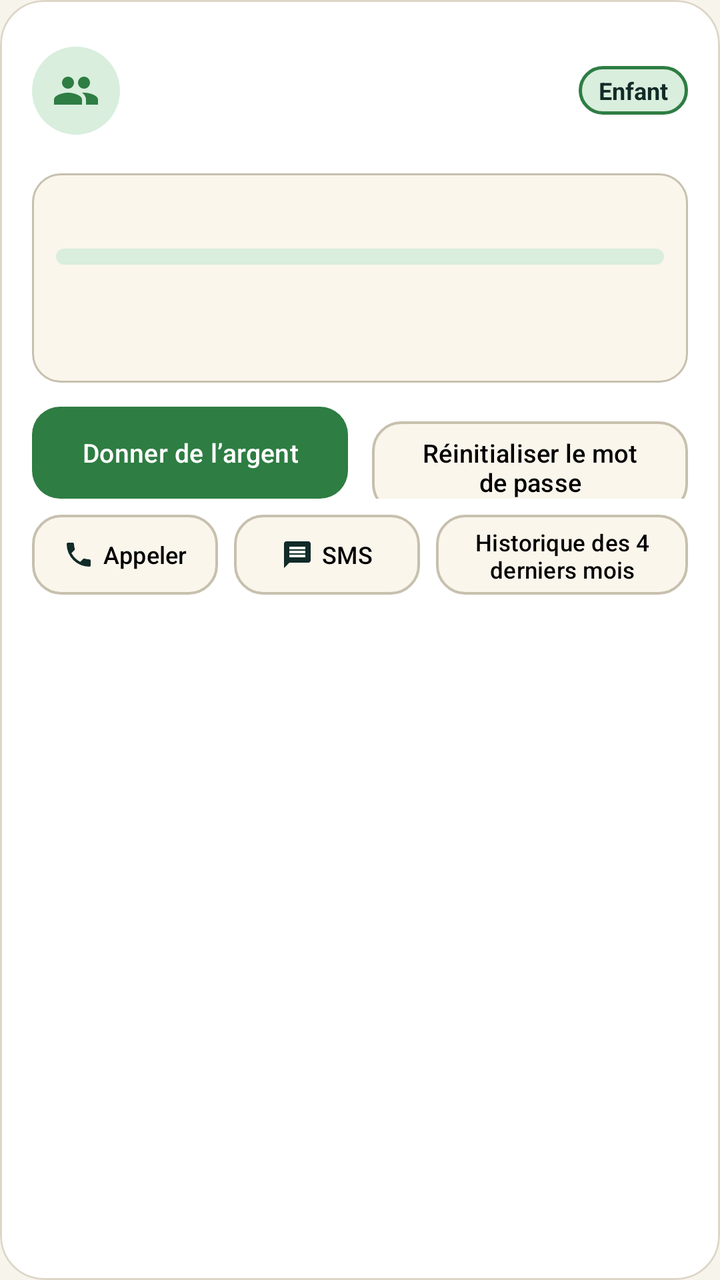
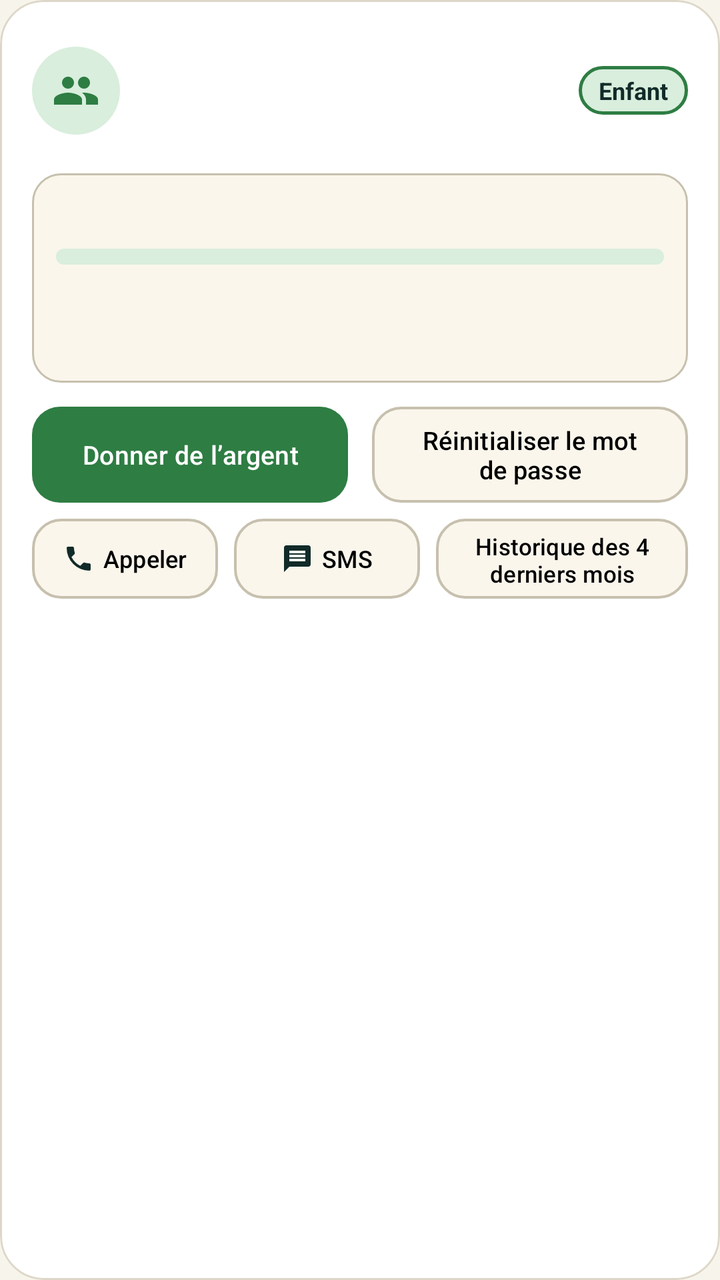

Before-and-after screenshots of an Android layout around one commit, followed by the original layout XML and the change that was made.
<!-- AndroidManifest.xml: application theme Theme.Masrouf1 -->
<!-- res/layout/item_child_management.xml -->
<?xml version="1.0" encoding="utf-8"?>
<com.google.android.material.card.MaterialCardView xmlns:android="http://schemas.android.com/apk/res/android"
    xmlns:app="http://schemas.android.com/apk/res-auto"
    android:layout_width="match_parent"
    android:layout_height="wrap_content"
    android:layout_marginBottom="14dp"
    app:cardBackgroundColor="@color/alabaster"
    app:cardCornerRadius="22dp"
    app:cardElevation="0dp"
    app:strokeColor="@color/card_border"
    app:strokeWidth="1dp">

    <LinearLayout
        android:layout_width="match_parent"
        android:layout_height="wrap_content"
        android:orientation="vertical"
        android:padding="16dp">

        
        <LinearLayout
            android:layout_width="match_parent"
            android:layout_height="wrap_content"
            android:gravity="center_vertical"
            android:orientation="horizontal">

            <ImageView
                android:layout_width="44dp"
                android:layout_height="44dp"
                android:background="@drawable/bg_circle_mint"
                android:padding="10dp"
                android:src="@drawable/ic_people"
                app:tint="@color/emerald" />

            <LinearLayout
                android:layout_width="0dp"
                android:layout_height="wrap_content"
                android:layout_marginStart="12dp"
                android:layout_weight="1"
                android:orientation="vertical">

                <TextView
                    android:id="@+id/child_row_name"
                    android:layout_width="match_parent"
                    android:layout_height="wrap_content"
                    android:textColor="@color/black"
                    android:textSize="17sp"
                    android:textStyle="bold" />

                <TextView
                    android:id="@+id/child_row_email"
                    android:layout_width="match_parent"
                    android:layout_height="wrap_content"
                    android:layout_marginTop="2dp"
                    android:textColor="@color/ink_secondary"
                    android:textSize="12.5sp" />

                <TextView
                    android:id="@+id/child_row_created"
                    android:layout_width="match_parent"
                    android:layout_height="wrap_content"
                    android:layout_marginTop="1dp"
                    android:textColor="@color/muted_green"
                    android:textSize="11.5sp" />
            </LinearLayout>

            <TextView
                android:layout_width="wrap_content"
                android:layout_height="wrap_content"
                android:background="@drawable/bg_chip_green_tint"
                android:paddingHorizontal="10dp"
                android:paddingVertical="4dp"
                android:text="@string/children_badge_role"
                android:textColor="@color/forest"
                android:textSize="12sp"
                android:textStyle="bold" />
        </LinearLayout>

        
        <LinearLayout
            android:layout_width="match_parent"
            android:layout_height="wrap_content"
            android:layout_marginTop="12dp"
            android:background="@drawable/bg_card_form_beige"
            android:orientation="vertical"
            android:padding="12dp">

            <TextView
                android:id="@+id/child_row_ratio"
                android:layout_width="match_parent"
                android:layout_height="wrap_content"
                android:textColor="@color/black"
                android:textSize="13sp"
                android:textStyle="bold" />

            <ProgressBar
                android:id="@+id/child_row_progress"
                style="@android:style/Widget.ProgressBar.Horizontal"
                android:layout_width="match_parent"
                android:layout_height="8dp"
                android:layout_marginTop="8dp"
                android:max="100"
                android:progress="0"
                android:progressBackgroundTint="@color/mint_light"
                android:progressTint="@color/emerald" />

            <LinearLayout
                android:layout_width="match_parent"
                android:layout_height="wrap_content"
                android:layout_marginTop="8dp"
                android:gravity="center_vertical"
                android:orientation="horizontal">

                <TextView
                    android:id="@+id/child_row_available"
                    android:layout_width="0dp"
                    android:layout_height="wrap_content"
                    android:layout_weight="1"
                    android:textColor="@color/emerald"
                    android:textSize="13sp"
                    android:textStyle="bold" />

                <TextView
                    android:id="@+id/child_row_percent"
                    android:layout_width="wrap_content"
                    android:layout_height="wrap_content"
                    android:textColor="@color/black"
                    android:textSize="12.5sp"
                    android:textStyle="bold" />
            </LinearLayout>

            <TextView
                android:id="@+id/child_row_balance"
                android:layout_width="match_parent"
                android:layout_height="wrap_content"
                android:layout_marginTop="4dp"
                android:textColor="@color/ink_secondary"
                android:textSize="12.5sp" />
        </LinearLayout>

        
        <LinearLayout
            android:layout_width="match_parent"
            android:layout_height="wrap_content"
            android:layout_marginTop="12dp"
            android:orientation="horizontal">

            <com.google.android.material.button.MaterialButton
                android:id="@+id/child_row_give"
                style="@style/Widget.Masrouf.Button"
                android:layout_width="0dp"
                android:layout_height="46dp"
                android:layout_marginEnd="6dp"
                android:layout_weight="1"
                android:insetTop="0dp"
                android:insetBottom="0dp"
                android:text="@string/donate_money"
                android:textColor="@color/alabaster"
                android:textSize="13sp"
                app:backgroundTint="@color/emerald"
                app:cornerRadius="14dp" />

            <com.google.android.material.button.MaterialButton
                android:id="@+id/child_row_reset"
                style="@style/Widget.Masrouf.Button.Secondary"
                android:layout_width="0dp"
                android:layout_height="46dp"
                android:layout_marginStart="6dp"
                android:layout_weight="1"
                android:background="@drawable/bg_btn_beige_outlined"
                android:insetTop="0dp"
                android:insetBottom="0dp"
                android:text="@string/reset_child_password"
                android:textColor="@color/black"
                android:textSize="12.5sp"
                app:backgroundTint="@null" />
        </LinearLayout>

        
        <LinearLayout
            android:layout_width="match_parent"
            android:layout_height="wrap_content"
            android:layout_marginTop="8dp"
            android:gravity="center_vertical"
            android:orientation="horizontal">

            <com.google.android.material.button.MaterialButton
                android:id="@+id/child_row_call"
                style="@style/Widget.Masrouf.Button.Secondary"
                android:layout_width="0dp"
                android:layout_height="40dp"
                android:layout_marginEnd="4dp"
                android:layout_weight="1"
                android:background="@drawable/bg_btn_beige_outlined"
                android:insetTop="0dp"
                android:insetBottom="0dp"
                android:paddingHorizontal="8dp"
                android:text="@string/children_call"
                android:textColor="@color/black"
                android:textSize="12sp"
                app:backgroundTint="@null"
                app:icon="@drawable/ic_phone"
                app:iconGravity="textStart"
                app:iconPadding="4dp"
                app:iconSize="16dp"
                app:iconTint="@color/forest" />

            <com.google.android.material.button.MaterialButton
                android:id="@+id/child_row_sms"
                style="@style/Widget.Masrouf.Button.Secondary"
                android:layout_width="0dp"
                android:layout_height="40dp"
                android:layout_marginHorizontal="4dp"
                android:layout_weight="1"
                android:background="@drawable/bg_btn_beige_outlined"
                android:insetTop="0dp"
                android:insetBottom="0dp"
                android:paddingHorizontal="8dp"
                android:text="@string/children_sms"
                android:textColor="@color/black"
                android:textSize="12sp"
                app:backgroundTint="@null"
                app:icon="@drawable/ic_sms"
                app:iconGravity="textStart"
                app:iconPadding="4dp"
                app:iconSize="16dp"
                app:iconTint="@color/forest" />

            <com.google.android.material.button.MaterialButton
                android:id="@+id/child_row_history_toggle"
                style="@style/Widget.Masrouf.Button.Secondary"
                android:layout_width="0dp"
                android:layout_height="40dp"
                android:layout_marginStart="4dp"
                android:layout_weight="1.35"
                android:background="@drawable/bg_btn_beige_outlined"
                android:insetTop="0dp"
                android:insetBottom="0dp"
                android:paddingHorizontal="8dp"
                android:text="@string/history_four_months"
                android:textColor="@color/black"
                android:textSize="11.5sp"
                app:backgroundTint="@null" />
        </LinearLayout>

        <LinearLayout
            android:id="@+id/child_row_history"
            android:layout_width="match_parent"
            android:layout_height="wrap_content"
            android:layout_marginTop="10dp"
            android:background="@drawable/bg_card_form_beige"
            android:orientation="vertical"
            android:padding="10dp"
            android:visibility="gone" />
    </LinearLayout>
</com.google.android.material.card.MaterialCardView>
<!-- resources referenced by this layout -->
<resources>
  <color name="alabaster">#FFFFFF</color>
  <color name="black">#FF000000</color>
  <color name="card_border">#DDD7C8</color>
  <color name="emerald">#2E7D43</color>
  <color name="forest">#112B28</color>
  <color name="ink_secondary">#4A554E</color>
  <color name="mint_light">#D9EEDD</color>
  <color name="muted_green">#3B4D45</color>
  <!-- drawable bg_circle_mint (drawable) -->
  <?xml version="1.0" encoding="utf-8"?>
  <shape xmlns:android="http://schemas.android.com/apk/res/android"
      android:shape="oval">
      <solid android:color="@color/mint" />
  </shape>
  <string name="children_badge_role">Enfant</string>
  <string name="children_call">Appeler</string>
  <string name="children_sms">SMS</string>
  <string name="donate_money">Donner de l’argent</string>
  <string name="history_four_months">Historique des 4 derniers mois</string>
  <string name="reset_child_password">Réinitialiser le mot de passe</string>
  <style name="Widget.Masrouf.Button" parent="Widget.Masrouf.Button.Primary" />
  <style name="Widget.Masrouf.Button.Secondary" parent="Widget.Masrouf.Button.Outlined">
          <item name="android:textColor">@color/black</item>
      </style>
  <style name="Theme.Masrouf1" parent="Base.Theme.Masrouf1" />
  <color name="form_beige">#FAF6EC</color>
  <color name="input_border">#C7C0AE</color>
  <color name="mint">#D9EEDD</color>
  <style name="Widget.Masrouf.Button.Primary" parent="Widget.Material3.Button">
          <item name="backgroundTint">@color/forest</item>
          <item name="android:textColor">@color/alabaster</item>
          <item name="cornerRadius">@dimen/radius_button</item>
          <item name="android:minHeight">52dp</item>
      </style>
  <dimen name="radius_button">16dp</dimen>
  <color name="cream">#F7F4EC</color>
  <color name="coral">#DC7770</color>
  <style name="Widget.Masrouf.EditText" parent="Widget.AppCompat.EditText">
          <item name="android:textColor">@color/black</item>
          <item name="android:textColorHint">@color/black</item>
          <item name="android:background">@drawable/bg_allocation_input</item>
      </style>
  <style name="Widget.Masrouf.Spinner" parent="Widget.AppCompat.Spinner">
          <item name="android:popupBackground">@drawable/bg_dropdown_beige</item>
          <item name="android:background">@drawable/bg_allocation_input</item>
      </style>
  <style name="Widget.Masrouf.SpinnerDropDownItem" parent="Widget.AppCompat.DropDownItem.Spinner">
          <item name="android:textColor">@color/black</item>
          <item name="android:background">@color/form_beige</item>
          <item name="android:minHeight">48dp</item>
      </style>
  <style name="Widget.Masrouf.CheckBox" parent="Widget.Material3.CompoundButton.CheckBox">
          <item name="buttonTint">@color/masrouf_check_tint</item>
          <item name="android:textColor">@color/black</item>
      </style>
  <style name="Widget.Masrouf.RadioButton" parent="Widget.Material3.CompoundButton.RadioButton">
          <item name="buttonTint">@color/masrouf_check_tint</item>
          <item name="android:textColor">@color/black</item>
      </style>
  <style name="Widget.Masrouf.CheckedTextView" parent="Widget.AppCompat.TextView">
          <item name="android:textColor">@color/black</item>
          <item name="android:background">@color/form_beige</item>
          <item name="android:checkMarkTint">@color/emerald</item>
      </style>
  <style name="Widget.Masrouf.Button.Material" parent="Widget.Material3.Button">
          <item name="android:minHeight">48dp</item>
          <item name="backgroundTint">@color/forest</item>
          <item name="android:textColor">@color/alabaster</item>
      </style>
  <style name="Widget.Masrouf.DialogButton.Positive" parent="Widget.Material3.Button">
          <item name="backgroundTint">@color/emerald</item>
          <item name="android:textColor">@color/alabaster</item>
          <item name="cornerRadius">12dp</item>
      </style>
  <!-- unchanged entries left out for length: 16 -->
</resources>

<!-- the commit's change to res/layout/item_child_management.xml (unified diff, before → after) -->
@@ -142,17 +142,20 @@
             android:layout_width="match_parent"
             android:layout_height="wrap_content"
             android:layout_marginTop="12dp"
+            android:gravity="center_vertical"
             android:orientation="horizontal">
 
             <com.google.android.material.button.MaterialButton
                 android:id="@+id/child_row_give"
                 style="@style/Widget.Masrouf.Button"
                 android:layout_width="0dp"
-                android:layout_height="46dp"
+                android:layout_height="match_parent"
+                android:minHeight="48dp"
                 android:layout_marginEnd="6dp"
                 android:layout_weight="1"
                 android:insetTop="0dp"
                 android:insetBottom="0dp"
+                android:paddingVertical="8dp"
                 android:text="@string/donate_money"
                 android:textColor="@color/alabaster"
                 android:textSize="13sp"
@@ -163,12 +166,14 @@
                 android:id="@+id/child_row_reset"
                 style="@style/Widget.Masrouf.Button.Secondary"
                 android:layout_width="0dp"
-                android:layout_height="46dp"
+                android:layout_height="wrap_content"
+                android:minHeight="48dp"
                 android:layout_marginStart="6dp"
                 android:layout_weight="1"
                 android:background="@drawable/bg_btn_beige_outlined"
                 android:insetTop="0dp"
                 android:insetBottom="0dp"
+                android:paddingVertical="8dp"
                 android:text="@string/reset_child_password"
                 android:textColor="@color/black"
                 android:textSize="12.5sp"
